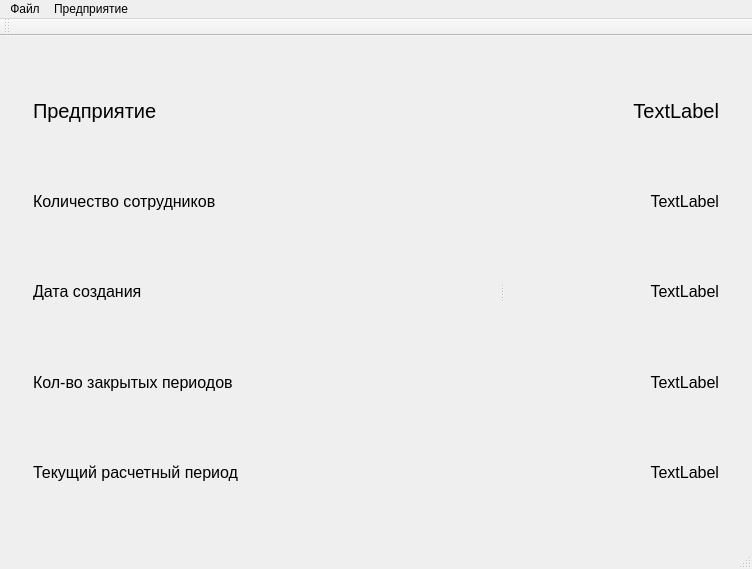
Qt form SalaryCount/SalaryCount/salarycount.ui (artemkurylev/mdkp) before a commit.
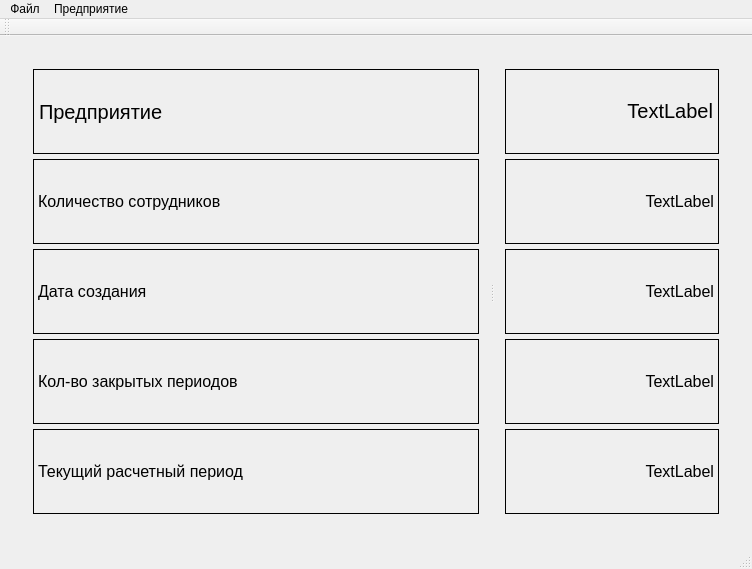
The same form after that commit. Icons and pictures are not drawn.

Patch:
```diff
--- a/SalaryCount/SalaryCount/salarycount.ui
+++ b/SalaryCount/SalaryCount/salarycount.ui
@@ -1120,8 +1120,11 @@
           <property name="orientation">
            <enum>Qt::Horizontal</enum>
           </property>
-          <widget class="QWidget" name="">
+          <widget class="QWidget" name="layoutWidget">
            <layout class="QVBoxLayout" name="verticalLayout_17">
+            <property name="spacing">
+             <number>5</number>
+            </property>
             <item>
              <widget class="QLabel" name="label_2">
               <property name="font">
@@ -1129,6 +1132,9 @@
                 <pointsize>15</pointsize>
                </font>
               </property>
+              <property name="frameShape">
+               <enum>QFrame::Box</enum>
+              </property>
               <property name="text">
                <string>Предприятие</string>
               </property>
@@ -1144,6 +1150,9 @@
                 <pointsize>12</pointsize>
                </font>
               </property>
+              <property name="frameShape">
+               <enum>QFrame::Box</enum>
+              </property>
               <property name="text">
                <string>Количество сотрудников</string>
               </property>
@@ -1156,6 +1165,9 @@
                 <pointsize>12</pointsize>
                </font>
               </property>
+              <property name="frameShape">
+               <enum>QFrame::Box</enum>
+              </property>
               <property name="text">
                <string>Дата создания</string>
               </property>
@@ -1168,6 +1180,9 @@
                 <pointsize>12</pointsize>
                </font>
               </property>
+              <property name="frameShape">
+               <enum>QFrame::Box</enum>
+              </property>
               <property name="text">
                <string>Кол-во закрытых периодов</string>
               </property>
@@ -1180,6 +1195,9 @@
                 <pointsize>12</pointsize>
                </font>
               </property>
+              <property name="frameShape">
+               <enum>QFrame::Box</enum>
+              </property>
               <property name="text">
                <string>Текущий расчетный период</string>
               </property>
@@ -1187,8 +1205,11 @@
             </item>
            </layout>
           </widget>
-          <widget class="QWidget" name="">
+          <widget class="QWidget" name="layoutWidget">
            <layout class="QVBoxLayout" name="verticalLayout_16">
+            <property name="spacing">
+             <number>5</number>
+            </property>
             <item>
              <widget class="QLabel" name="companyNameLabel">
               <property name="font">
@@ -1196,12 +1217,18 @@
                 <pointsize>15</pointsize>
                </font>
               </property>
+              <property name="frameShape">
+               <enum>QFrame::Box</enum>
+              </property>
               <property name="text">
                <string>TextLabel</string>
               </property>
               <property name="alignment">
                <set>Qt::AlignRight|Qt::AlignTrailing|Qt::AlignVCenter</set>
               </property>
+              <property name="textInteractionFlags">
+               <set>Qt::LinksAccessibleByMouse|Qt::TextSelectableByKeyboard|Qt::TextSelectableByMouse</set>
+              </property>
              </widget>
             </item>
             <item>
@@ -1211,12 +1238,18 @@
                 <pointsize>12</pointsize>
                </font>
               </property>
+              <property name="frameShape">
+               <enum>QFrame::Box</enum>
+              </property>
               <property name="text">
                <string>TextLabel</string>
               </property>
               <property name="alignment">
                <set>Qt::AlignRight|Qt::AlignTrailing|Qt::AlignVCenter</set>
               </property>
+              <property name="textInteractionFlags">
+               <set>Qt::LinksAccessibleByMouse|Qt::TextSelectableByKeyboard|Qt::TextSelectableByMouse</set>
+              </property>
              </widget>
             </item>
             <item>
@@ -1226,12 +1259,18 @@
                 <pointsize>12</pointsize>
                </font>
               </property>
+              <property name="frameShape">
+               <enum>QFrame::Box</enum>
+              </property>
               <property name="text">
                <string>TextLabel</string>
               </property>
               <property name="alignment">
                <set>Qt::AlignRight|Qt::AlignTrailing|Qt::AlignVCenter</set>
               </property>
+              <property name="textInteractionFlags">
+               <set>Qt::LinksAccessibleByMouse|Qt::TextSelectableByKeyboard|Qt::TextSelectableByMouse</set>
+              </property>
              </widget>
             </item>
             <item>
@@ -1241,12 +1280,18 @@
                 <pointsize>12</pointsize>
                </font>
               </property>
+              <property name="frameShape">
+               <enum>QFrame::Box</enum>
+              </property>
               <property name="text">
                <string>TextLabel</string>
               </property>
               <property name="alignment">
                <set>Qt::AlignRight|Qt::AlignTrailing|Qt::AlignVCenter</set>
               </property>
+              <property name="textInteractionFlags">
+               <set>Qt::LinksAccessibleByMouse|Qt::TextSelectableByKeyboard|Qt::TextSelectableByMouse</set>
+              </property>
              </widget>
             </item>
             <item>
@@ -1256,12 +1301,18 @@
                 <pointsize>12</pointsize>
                </font>
               </property>
+              <property name="frameShape">
+               <enum>QFrame::Box</enum>
+              </property>
               <property name="text">
                <string>TextLabel</string>
               </property>
               <property name="alignment">
                <set>Qt::AlignRight|Qt::AlignTrailing|Qt::AlignVCenter</set>
               </property>
+              <property name="textInteractionFlags">
+               <set>Qt::LinksAccessibleByMouse|Qt::TextSelectableByKeyboard|Qt::TextSelectableByMouse</set>
+              </property>
              </widget>
             </item>
            </layout>
@@ -1288,15 +1339,13 @@
      <x>0</x>
      <y>0</y>
      <width>723</width>
-     <height>21</height>
+     <height>20</height>
     </rect>
    </property>
    <widget class="QMenu" name="FileMenu">
     <property name="title">
      <string>Файл</string>
     </property>
-    <addaction name="OpenCompanyAction"/>
-    <addaction name="CreateCompanyAction"/>
     <addaction name="LogOffAction"/>
     <addaction name="separator"/>
     <addaction name="ExitAction"/>
```
